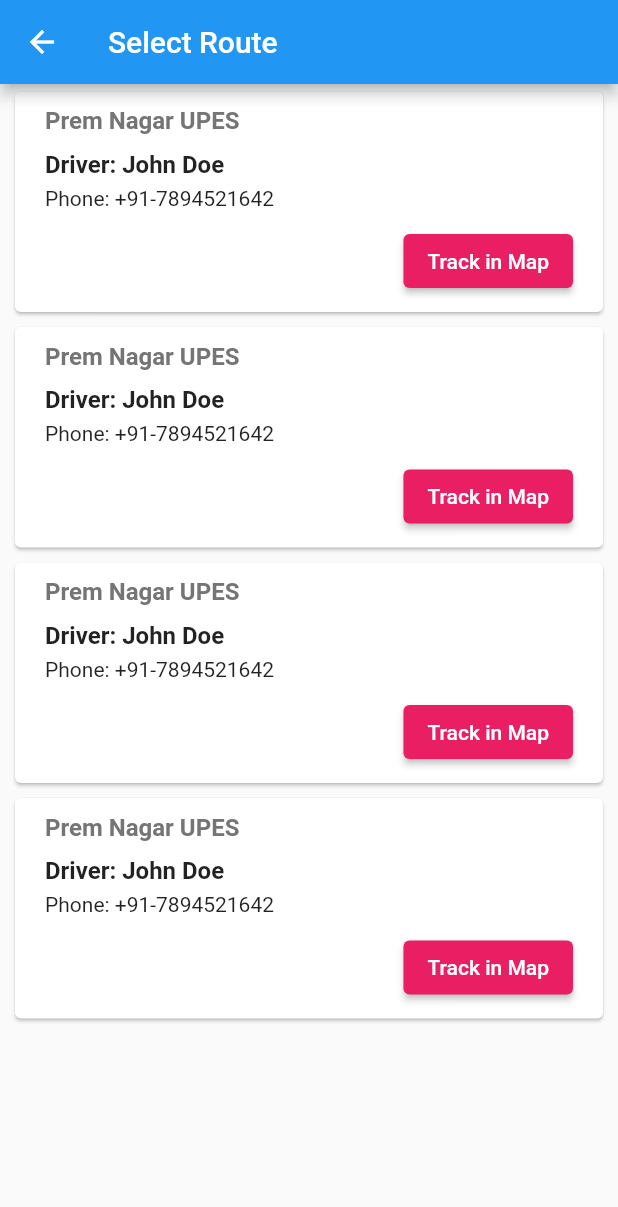
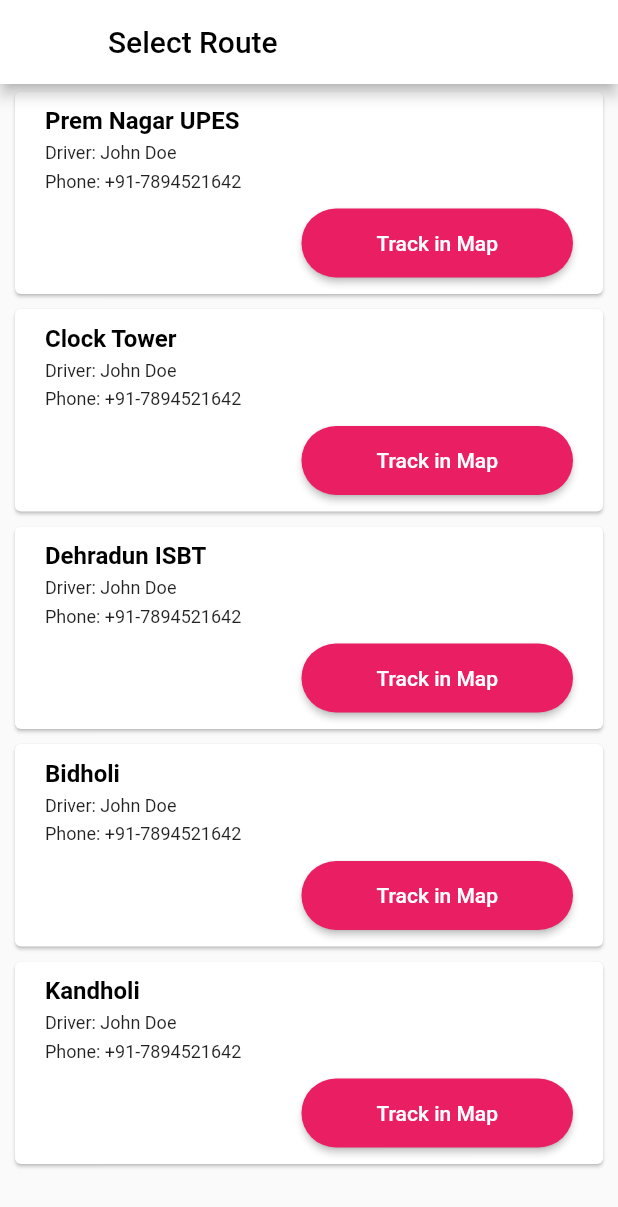
Before and after one commit to top2429/Bus-Tracking-System, a Flutter app: the LocationsPage screen opened directly, on a phone screen of 412 x 824 dp. Shown: the top 1207 px of the screen. Run offline on Flutter 3.47's test engine with Material 2 defaults, Android fonts, the phone set to English and light mode, and no system bars; our stand-ins replace cloud_firestore, firebase_auth, firebase_core, shared_preferences; accounts and stored records are empty; statements that could not run were skipped.

Commit message:
locations_page
Improved button style and added scroll feature

```diff
--- a/src/bus_tracking_system/lib/screen/locations/locations_page.dart
+++ b/src/bus_tracking_system/lib/screen/locations/locations_page.dart
@@ -1,5 +1,5 @@
 import 'package:flutter/material.dart';
-import 'package:bus_tracking_system/screen/locations/components/mapPage.dart';
+import 'package:bus_tracking_system/screen/locations/components/map_page.dart';
 
 class LocationsPage extends StatefulWidget {
   @override
@@ -11,42 +11,56 @@ class _LocationsPageState extends State<LocationsPage> {
     'Prem Nagar UPES',
     'Clock Tower',
     'Dehradun ISBT',
-    'Bidholi'
+    'Bidholi',
+    'Kandholi',
   ];
 
   @override
   Widget build(BuildContext context) {
     return Scaffold(
       appBar: AppBar(
-        title: Text('Select Route'),
+        backgroundColor: Colors.white,
+        title: Text(
+          'Select Route',
+          style: TextStyle(color: Colors.black),
         ),
-      body: ListView.builder(
+      ),
+      body: SingleChildScrollView(
+        child: Column(
+          children: [
+            ListView.builder(
+              shrinkWrap: true,
+              physics: NeverScrollableScrollPhysics(),
               itemCount: _locations.length,
               itemBuilder: (BuildContext context, int index) {
-          return Card(
+                return GestureDetector(
+                  child: Card(
                     margin: EdgeInsets.symmetric(horizontal: 10, vertical: 5),
                     child: Padding(
-              padding: EdgeInsets.symmetric(horizontal: 20, vertical: 10),
+                      padding:
+                          EdgeInsets.symmetric(horizontal: 20, vertical: 10),
                       child: Column(
                         crossAxisAlignment: CrossAxisAlignment.start,
                         children: [
                           Text(
-                    'Prem Nagar UPES',
+                            _locations[index],
                             style: TextStyle(
                               fontWeight: FontWeight.bold,
                               fontSize: 16,
-                      color: Colors.grey[600],
+                              color: Colors.black,
                             ),
                           ),
-                  SizedBox(height: 10),
+                          SizedBox(height: 5),
                           Text(
                             'Driver: John Doe',
-                    style: TextStyle(fontWeight: FontWeight.bold, fontSize: 16),
+                            style: TextStyle(
+                                fontWeight: FontWeight.normal, fontSize: 12),
                           ),
                           SizedBox(height: 5),
                           Text(
                             'Phone: +91-7894521642',
-                    style: TextStyle(fontSize: 14),
+                            style: TextStyle(
+                                fontSize: 12, fontWeight: FontWeight.normal),
                           ),
                           SizedBox(height: 10),
                           Row(
@@ -72,9 +86,13 @@ class _LocationsPageState extends State<LocationsPage> {
                                   'Track in Map',
                                   style: TextStyle(color: Colors.white),
                                 ),
-                        style: ButtonStyle(
-                          backgroundColor:
-                              MaterialStateProperty.all<Color>(Colors.pink),
+                                style: ElevatedButton.styleFrom(
+                                  primary: Colors.pink,
+                                  padding: EdgeInsets.symmetric(
+                                      horizontal: 50, vertical: 15),
+                                  shape: RoundedRectangleBorder(
+                                    borderRadius: BorderRadius.circular(30),
+                                  ),
                                 ),
                               ),
                             ],
@@ -82,8 +100,12 @@ class _LocationsPageState extends State<LocationsPage> {
                         ],
                       ),
                     ),
+                  ),
                 );
               },
+            ),
+          ],
+        ),
       ),
     );
   }
```
Lines whose indentation alone changed are shown as unchanged.
